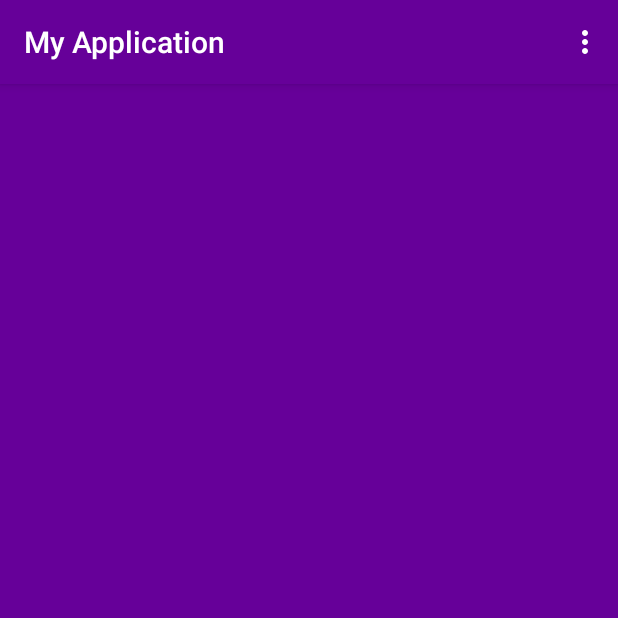
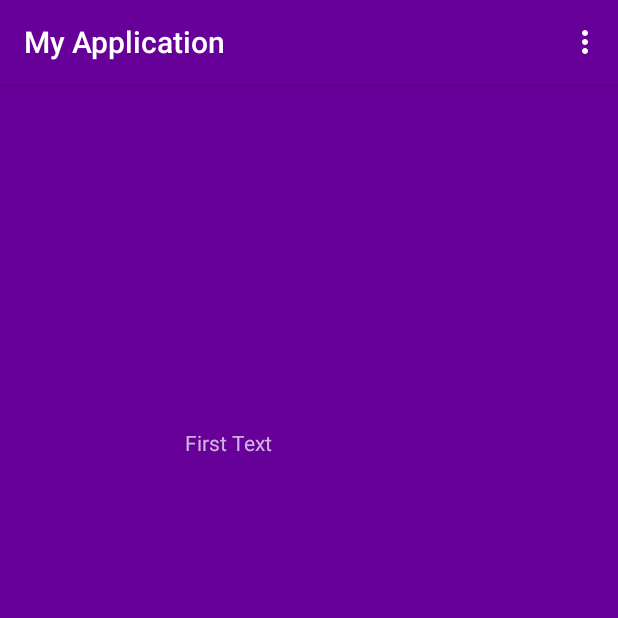
Before and after one commit to lssmessy/Android-projects, an Android app: the screen it shows after launch (MainActivity), on a phone screen of 412 x 824 dp, the top half of it. Run offline under Robolectric (Android 15) with nearby library versions, the phone set to English and light mode, and no system bars.

Commit message:
new commit 'added textview'

```diff
--- a/app/src/main/res/layout/activity_main.xml
+++ b/app/src/main/res/layout/activity_main.xml
@@ -5,4 +5,15 @@
     android:paddingTop="@dimen/activity_vertical_margin"
     android:paddingBottom="@dimen/activity_vertical_margin" tools:context=".MainActivity">
 
+    <TextView
+        android:layout_width="wrap_content"
+        android:layout_height="wrap_content"
+        android:text="First Text"
+        android:id="@+id/first"
+        android:layout_alignParentTop="true"
+        android:layout_alignParentLeft="true"
+        android:layout_alignParentStart="true"
+        android:layout_marginLeft="107dp"
+        android:layout_marginStart="107dp"
+        android:layout_marginTop="213dp" />
 </RelativeLayout>
```
